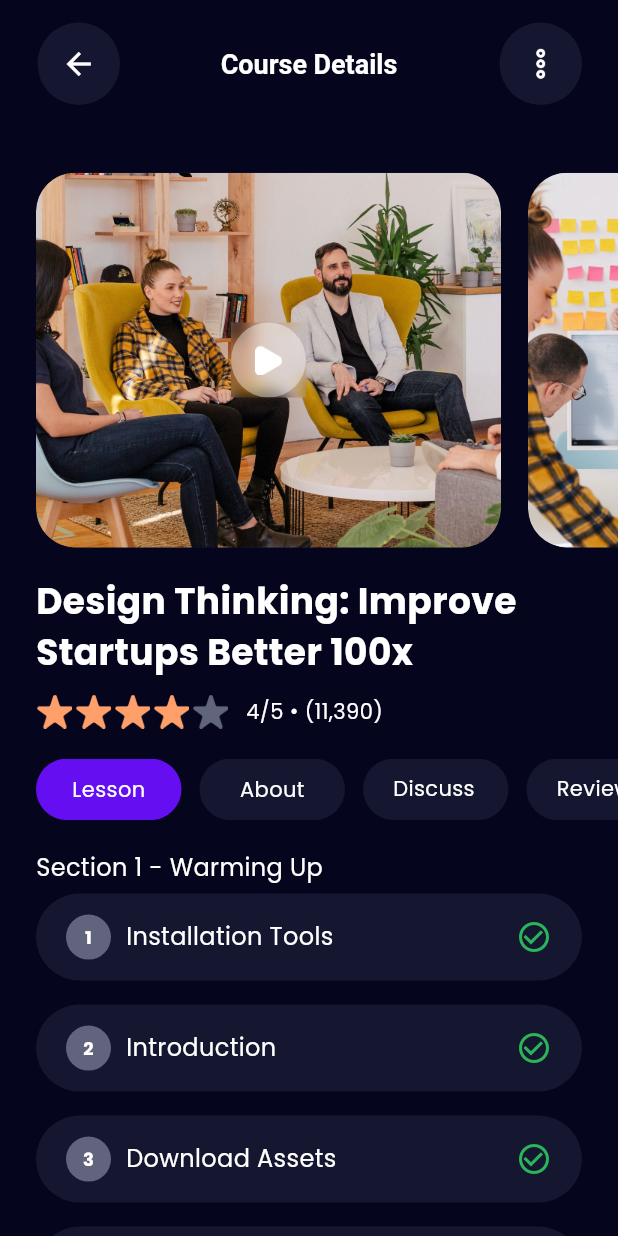
After one commit to zidanzizo/blajar-course-app, a Flutter app: the DetailPage screen opened by its route, on a phone screen of 412 x 824 dp. The commit adds this screen. Run offline on Flutter 3.47's test engine with Material 3 defaults, Android fonts, the phone set to English and light mode, and no system bars; our stand-ins replace google_fonts.

Commit message:
detail page

```diff
--- a/lib/main.dart
+++ b/lib/main.dart
@@ -1,3 +1,4 @@
+import 'package:blajar_course_app/presentation/ui/detail_page.dart';
 import 'package:blajar_course_app/presentation/ui/main_page.dart';
 import 'package:blajar_course_app/presentation/ui/splash_page.dart';
 import 'package:blajar_course_app/shared/theme.dart';
@@ -14,6 +15,7 @@ class MyApp extends StatelessWidget {
   @override
   Widget build(BuildContext context) {
     return MaterialApp(
+      debugShowCheckedModeBanner: false,
       title: 'Flutter Demo',
       theme: ThemeData(
         textTheme: GoogleFonts.poppinsTextTheme(),
@@ -33,6 +35,7 @@ class MyApp extends StatelessWidget {
       routes: {
         '/': (context) => const SplashPage(),
         '/main': (context) => const MainPage(),
+        '/detail': (context) => const DetailPage(),
       },
     );
   }
--- /dev/null
+++ b/lib/presentation/ui/detail_page.dart
@@ -0,0 +1,231 @@
+import 'package:blajar_course_app/presentation/widgets/detail_course_list_item.dart';
+import 'package:blajar_course_app/presentation/widgets/detail_menu_item.dart';
+import 'package:blajar_course_app/presentation/widgets/detail_play_video_item.dart';
+import 'package:blajar_course_app/presentation/widgets/detail_section_item.dart';
+import 'package:blajar_course_app/shared/theme.dart';
+import 'package:flutter/material.dart';
+
+class DetailPage extends StatelessWidget {
+  const DetailPage({super.key});
+
+  @override
+  Widget build(BuildContext context) {
+    return Scaffold(
+      appBar: AppBar(
+        toolbarHeight: 85,
+        leadingWidth: 80,
+        leading: Align(
+          alignment: Alignment.centerRight,
+          child: Container(
+            width: 55,
+            height: 55,
+            margin: const EdgeInsets.only(left: 24),
+            decoration: BoxDecoration(
+              shape: BoxShape.circle,
+              color: backgroundColor,
+            ),
+            child: IconButton(
+              onPressed: () => Navigator.of(context).pop(),
+              icon: Icon(
+                Icons.arrow_back,
+                color: whiteColor,
+              ),
+            ),
+          ),
+        ),
+        title: const Text('Course Details'),
+        actions: [
+          Container(
+            width: 55,
+            height: 55,
+            margin: const EdgeInsets.only(right: 24),
+            decoration: BoxDecoration(
+              shape: BoxShape.circle,
+              color: backgroundColor,
+            ),
+            child: IconButton(
+              onPressed: () => Navigator.of(context).pop(),
+              icon: Image.asset(
+                'assets/icon_more.png',
+                width: 24,
+              ),
+            ),
+          ),
+        ],
+      ),
+      body: ListView(
+        children: [
+          playVideoImageSection(),
+          titleSection(),
+          ratingSection(),
+          menuSection(),
+          courseListSection(),
+        ],
+      ),
+    );
+  }
+
+  Widget courseListSection() {
+    return const Padding(
+      padding: EdgeInsets.symmetric(horizontal: defaultMargin),
+      child: Column(
+        crossAxisAlignment: CrossAxisAlignment.start,
+        children: [
+          DetailSectionItem(
+            title: 'Section 1 - Warming Up',
+            courseListItems: [
+              DetailCourseListItem(
+                title: 'Installation Tools',
+                number: '1',
+                isDone: true,
+              ),
+              DetailCourseListItem(
+                title: 'Introduction',
+                number: '2',
+                isDone: true,
+              ),
+              DetailCourseListItem(
+                title: 'Download Assets',
+                number: '3',
+                isDone: true,
+              ),
+              DetailCourseListItem(
+                title: 'Install Plugins',
+                number: '4',
+              ),
+              DetailCourseListItem(
+                title: 'Summary',
+                number: '5',
+              ),
+            ],
+          ),
+          DetailSectionItem(
+            title: 'Section 2 - Deep Work',
+            courseListItems: [
+              DetailCourseListItem(
+                title: 'New Project',
+                number: '1',
+              ),
+              DetailCourseListItem(
+                title: 'Wireframe to Visual',
+                number: '2',
+              ),
+              DetailCourseListItem(
+                title: 'Prototyping',
+                number: '3',
+              ),
+            ],
+          ),
+        ],
+      ),
+    );
+  }
+
+  Widget menuSection() {
+    return Container(
+      margin: const EdgeInsets.only(bottom: 20),
+      child: const SingleChildScrollView(
+        scrollDirection: Axis.horizontal,
+        child: Row(
+          children: [
+            SizedBox(
+              width: defaultMargin,
+            ),
+            DetailMenuItem(
+              title: 'Lesson',
+              isSelected: true,
+            ),
+            DetailMenuItem(
+              title: 'About',
+            ),
+            DetailMenuItem(
+              title: 'Discussion',
+            ),
+            DetailMenuItem(
+              title: 'Reviews',
+            ),
+          ],
+        ),
+      ),
+    );
+  }
+
+  Widget ratingSection() {
+    return Container(
+      margin: const EdgeInsets.only(
+        bottom: 20,
+        left: defaultMargin,
+        right: defaultMargin,
+      ),
+      child: Row(
+        children: [
+          Row(children: [
+            ...List.generate(
+              5,
+              (index) => ratingItem(index, 4),
+            ),
+            const SizedBox(
+              width: 10,
+            ),
+            Text(
+              '4/5 • (11,390)',
+              style: whiteTextStyle.copyWith(
+                fontFamily: semiBoldText,
+              ),
+            ),
+          ])
+        ],
+      ),
+    );
+  }
+
+  Widget ratingItem(int index, int rating) {
+    return Container(
+      margin: const EdgeInsets.only(right: 2),
+      child: Image.asset(
+        'assets/icon_star.png',
+        width: 24,
+        color: index < rating ? orangeColor : greyColor,
+      ),
+    );
+  }
+
+  Container titleSection() {
+    return Container(
+      margin: const EdgeInsets.only(
+        bottom: 12,
+        left: defaultMargin,
+        right: defaultMargin,
+      ),
+      child: Text(
+        'Design Thinking: Improve Startups Better 100x',
+        style: whiteTextStyle.copyWith(
+          fontSize: 24,
+          fontWeight: bold,
+        ),
+      ),
+    );
+  }
+
+  Widget playVideoImageSection() {
+    return SingleChildScrollView(
+      scrollDirection: Axis.horizontal,
+      child: Container(
+        margin: const EdgeInsets.only(top: 30, bottom: 18),
+        child: const Row(
+          children: [
+            SizedBox(
+              width: 24,
+            ),
+            DetailPlayVideoItem(
+              imageUrl: 'assets/img_detail1.png',
+            ),
+            DetailPlayVideoItem(
+              imageUrl: 'assets/img_detail2.png',
+            ),
+          ],
+        ),
+      ),
+    );
+  }
+}
--- a/lib/presentation/ui/home_page.dart
+++ b/lib/presentation/ui/home_page.dart
@@ -14,7 +14,7 @@ class HomePage extends StatelessWidget {
         children: [
           profileSection(),
           searchSection(),
-          continueLearningSection(),
+          continueLearningSection(context),
           browseTopicSection(),
           newComingSection(),
           popularTeacherSection(),
@@ -168,7 +168,7 @@ class HomePage extends StatelessWidget {
     );
   }
 
-  Widget continueLearningSection() {
+  Widget continueLearningSection(BuildContext context) {
     return Container(
       margin: const EdgeInsets.only(
         bottom: 30,
@@ -188,7 +188,11 @@ class HomePage extends StatelessWidget {
           const SizedBox(
             height: 6,
           ),
-          Container(
+          GestureDetector(
+            onTap: () {
+              Navigator.of(context).pushNamed('/detail');
+            },
+            child: Container(
               height: 164,
               width: double.infinity,
               padding: const EdgeInsets.all(20),
@@ -266,6 +270,7 @@ class HomePage extends StatelessWidget {
                     ],
                   )
                 ],
+              ),
             ),
           ),
         ],
--- /dev/null
+++ b/lib/presentation/widgets/detail_course_list_item.dart
@@ -0,0 +1,71 @@
+import 'package:blajar_course_app/shared/theme.dart';
+import 'package:flutter/material.dart';
+
+class DetailCourseListItem extends StatelessWidget {
+  final String title;
+  final String number;
+  final bool isDone;
+  const DetailCourseListItem({
+    super.key,
+    required this.title,
+    this.isDone = false,
+    required this.number,
+  });
+
+  @override
+  Widget build(BuildContext context) {
+    return Container(
+      height: 58,
+      width: double.infinity,
+      padding: const EdgeInsets.symmetric(
+        vertical: 14,
+        horizontal: 20,
+      ),
+      margin: const EdgeInsets.only(bottom: 16),
+      decoration: BoxDecoration(
+        borderRadius: BorderRadius.circular(100),
+        color: backgroundColor,
+      ),
+      child: Row(
+        children: [
+          Container(
+            height: 30,
+            width: 30,
+            margin: const EdgeInsets.only(right: 10),
+            decoration: BoxDecoration(
+              shape: BoxShape.circle,
+              color: greyColor,
+            ),
+            child: Center(
+              child: Text(
+                number,
+                style: whiteTextStyle.copyWith(
+                  fontSize: 12,
+                  fontWeight: bold,
+                ),
+              ),
+            ),
+          ),
+          Expanded(
+            child: Text(
+              title,
+              style: whiteTextStyle.copyWith(
+                fontSize: 16,
+                fontFamily: semiBoldText,
+              ),
+            ),
+          ),
+          isDone
+              ? Icon(
+                  Icons.check_circle_outline,
+                  color: greenColor,
+                )
+              : Image.asset(
+                  'assets/icon_lock.png',
+                  width: 24,
+                ),
+        ],
+      ),
+    );
+  }
+}
--- /dev/null
+++ b/lib/presentation/widgets/detail_menu_item.dart
@@ -0,0 +1,37 @@
+import 'package:blajar_course_app/shared/theme.dart';
+import 'package:flutter/material.dart';
+
+class DetailMenuItem extends StatelessWidget {
+  final String title;
+  final bool isSelected;
+  const DetailMenuItem({
+    super.key,
+    required this.title,
+    this.isSelected = false,
+  });
+
+  @override
+  Widget build(BuildContext context) {
+    return Container(
+      height: 41,
+      width: 97,
+      margin: const EdgeInsets.only(right: 12),
+      padding: const EdgeInsets.symmetric(
+        horizontal: 20,
+        vertical: 10,
+      ),
+      decoration: BoxDecoration(
+        borderRadius: BorderRadius.circular(100),
+        color: isSelected ? primaryColor : backgroundColor,
+      ),
+      child: Center(
+        child: Text(
+          title,
+          style: whiteTextStyle.copyWith(
+            fontFamily: semiBoldText,
+          ),
+        ),
+      ),
+    );
+  }
+}
--- /dev/null
+++ b/lib/presentation/widgets/detail_play_video_item.dart
@@ -0,0 +1,51 @@
+import 'dart:ui';
+
+import 'package:blajar_course_app/shared/theme.dart';
+import 'package:flutter/material.dart';
+
+class DetailPlayVideoItem extends StatelessWidget {
+  final String imageUrl;
+  const DetailPlayVideoItem({
+    super.key,
+    required this.imageUrl,
+  });
+
+  @override
+  Widget build(BuildContext context) {
+    return Container(
+      height: 250,
+      width: 310,
+      margin: const EdgeInsets.only(right: 18),
+      decoration: BoxDecoration(
+        borderRadius: BorderRadius.circular(26),
+        color: backgroundColor,
+        image: DecorationImage(
+          image: AssetImage(
+            imageUrl,
+          ),
+        ),
+      ),
+      child: Center(
+        child: ClipRRect(
+          child: BackdropFilter(
+            filter: ImageFilter.blur(sigmaY: 5, sigmaX: 5),
+            child: Container(
+              height: 50,
+              width: 50,
+              decoration: BoxDecoration(
+                shape: BoxShape.circle,
+                color: whiteColor.withOpacity(0.4),
+              ),
+              child: Center(
+                child: Image.asset(
+                  'assets/icon_play.png',
+                  width: 18,
+                ),
+              ),
+            ),
+          ),
+        ),
+      ),
+    );
+  }
+}
--- /dev/null
+++ b/lib/presentation/widgets/detail_section_item.dart
@@ -0,0 +1,38 @@
+import 'package:blajar_course_app/presentation/widgets/detail_course_list_item.dart';
+import 'package:blajar_course_app/shared/theme.dart';
+import 'package:flutter/material.dart';
+
+class DetailSectionItem extends StatelessWidget {
+  final List<DetailCourseListItem> courseListItems;
+  final String title;
+  const DetailSectionItem({
+    super.key,
+    required this.courseListItems,
+    required this.title,
+  });
+
+  @override
+  Widget build(BuildContext context) {
+    return Container(
+      margin: const EdgeInsets.only(bottom: 20),
+      child: Column(
+        crossAxisAlignment: CrossAxisAlignment.start,
+        children: [
+          Text(
+            title,
+            style: whiteTextStyle.copyWith(
+              fontSize: 16,
+              fontFamily: semiBoldText,
+            ),
+          ),
+          const SizedBox(
+            height: 6,
+          ),
+          Column(
+            children: courseListItems,
+          ),
+        ],
+      ),
+    );
+  }
+}
```
Also changed, not shown: assets/icon_play.png (added). Lines whose indentation alone changed are shown as unchanged.
